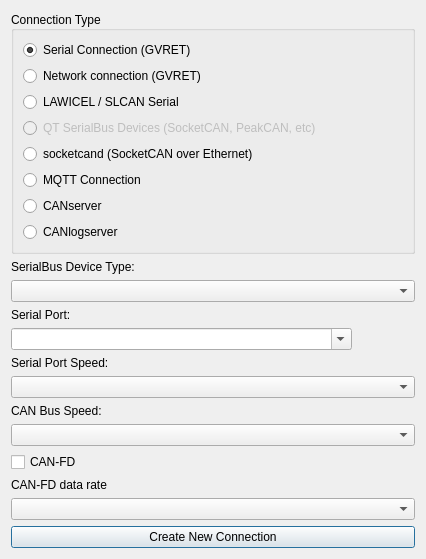
collin80/SavvyCAN, file ui/newconnectiondialog.ui: the form before one commit.
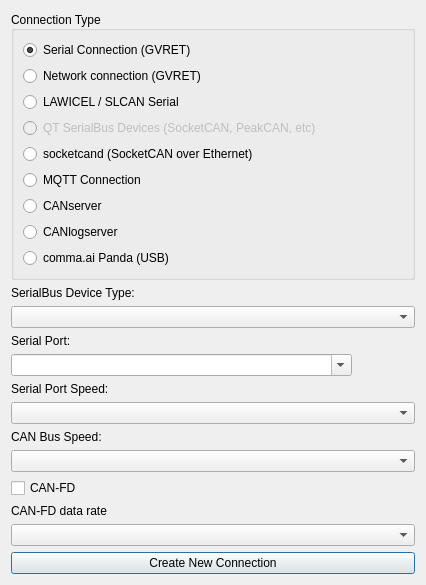
The form after the commit.

Commit message: Add Panda CAN adapter support

What changed in the file:
```diff
--- a/ui/newconnectiondialog.ui
+++ b/ui/newconnectiondialog.ui
@@ -85,6 +85,13 @@
         </property>
        </widget>
       </item>
+      <item row="8" column="0">
+       <widget class="QRadioButton" name="rbPanda">
+        <property name="text">
+         <string>comma.ai Panda (USB)</string>
+        </property>
+       </widget>
+      </item>
      </layout>
     </widget>
    </item>
```
The commit also changes 7 other files.
